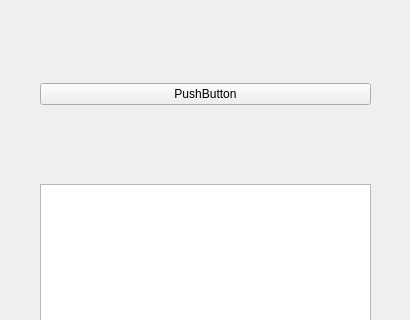
Before: the Qt Designer form ShowHistoryWidget.ui in leason99/Mcp3008-Real-Time-ErrorDetect, drawn with Qt 5; both pictures show x 0 to 410 and y 0 to 320 of the 410 by 500 pixel window.
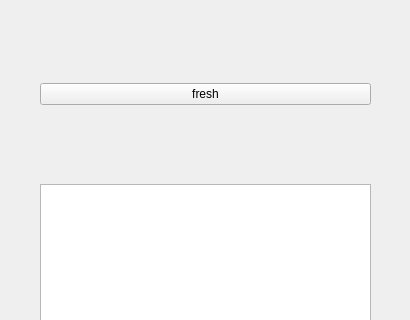
After: the same form once the commit is applied.

```diff
--- a/ShowHistoryWidget.ui
+++ b/ShowHistoryWidget.ui
@@ -32,7 +32,7 @@
     <item>
      <widget class="QPushButton" name="pushButton">
       <property name="text">
-       <string>PushButton</string>
+       <string>fresh</string>
       </property>
      </widget>
     </item>
```
